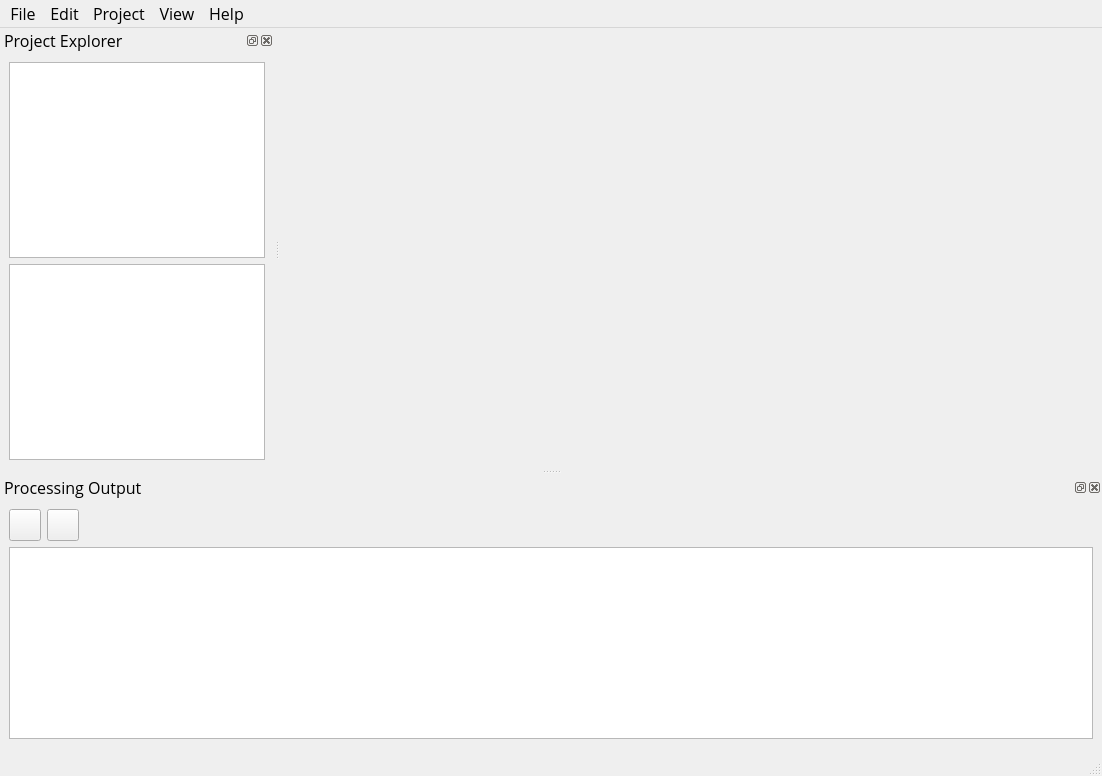
First picture: the form in workbench/ui/MainWindow.ui, repository damiengolding/PenetrationTestNextGeneration, before the edit.
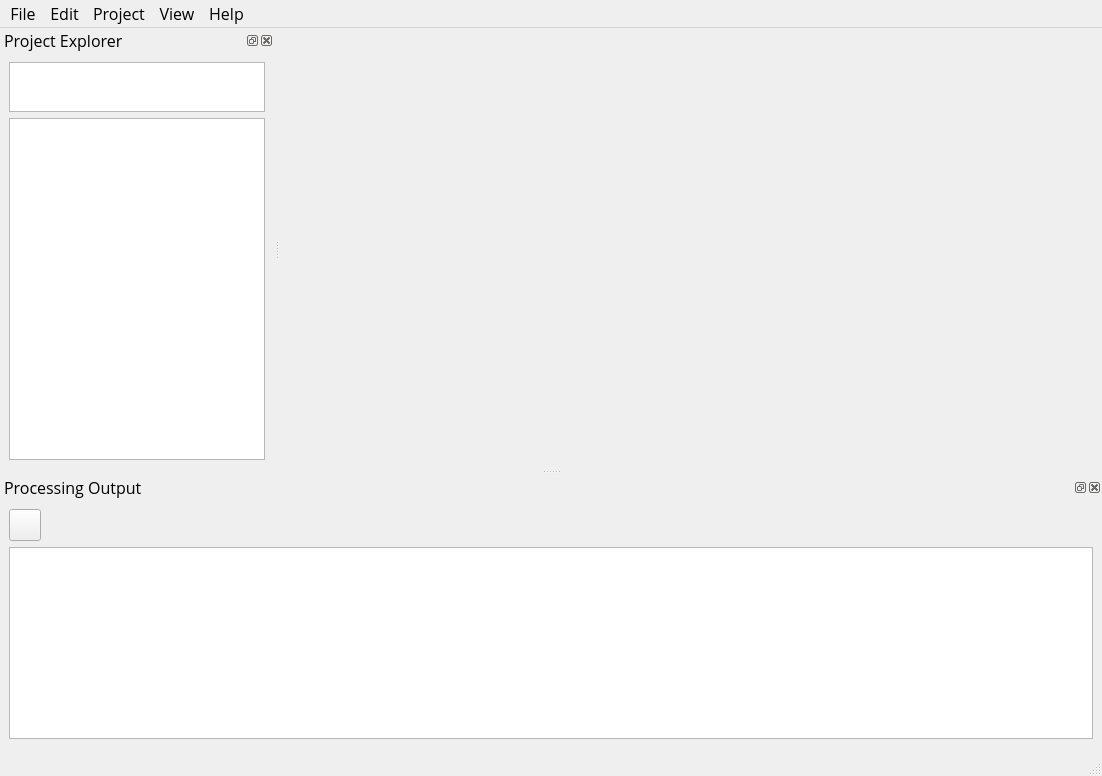
Second picture: the form after the edit. Icons and pictures are not drawn.

Patch:
```diff
--- a/workbench/ui/MainWindow.ui
+++ b/workbench/ui/MainWindow.ui
@@ -119,7 +119,20 @@
    <widget class="QWidget" name="explorerDockWidgetContents">
     <layout class="QGridLayout" name="explorerGridLayout">
      <item row="0" column="0">
-      <widget class="QListView" name="listView"/>
+      <widget class="QListView" name="listViewProject">
+       <property name="maximumSize">
+        <size>
+         <width>16777215</width>
+         <height>50</height>
+        </size>
+       </property>
+       <property name="contextMenuPolicy">
+        <enum>Qt::CustomContextMenu</enum>
+       </property>
+       <property name="editTriggers">
+        <set>QAbstractItemView::NoEditTriggers</set>
+       </property>
+      </widget>
      </item>
      <item row="1" column="0">
       <widget class="QListView" name="listViewArtefacts"/>
@@ -165,32 +178,6 @@
        </property>
       </widget>
      </item>
-     <item row="0" column="1">
-      <widget class="QPushButton" name="pushButton_2">
-       <property name="minimumSize">
-        <size>
-         <width>32</width>
-         <height>32</height>
-        </size>
-       </property>
-       <property name="maximumSize">
-        <size>
-         <width>32</width>
-         <height>32</height>
-        </size>
-       </property>
-       <property name="toolTip">
-        <string>Copy all</string>
-       </property>
-       <property name="text">
-        <string/>
-       </property>
-       <property name="icon">
-        <iconset resource="../res/workbench.qrc">
-         <normaloff>:/images/copy_01.png</normaloff>:/images/copy_01.png</iconset>
-       </property>
-      </widget>
-     </item>
      <item row="1" column="0" colspan="2">
       <widget class="QPlainTextEdit" name="outputPlainTextEdit">
        <property name="readOnly">
```
Left out of the diff: 25 changed lines with no effect on the pictures.
